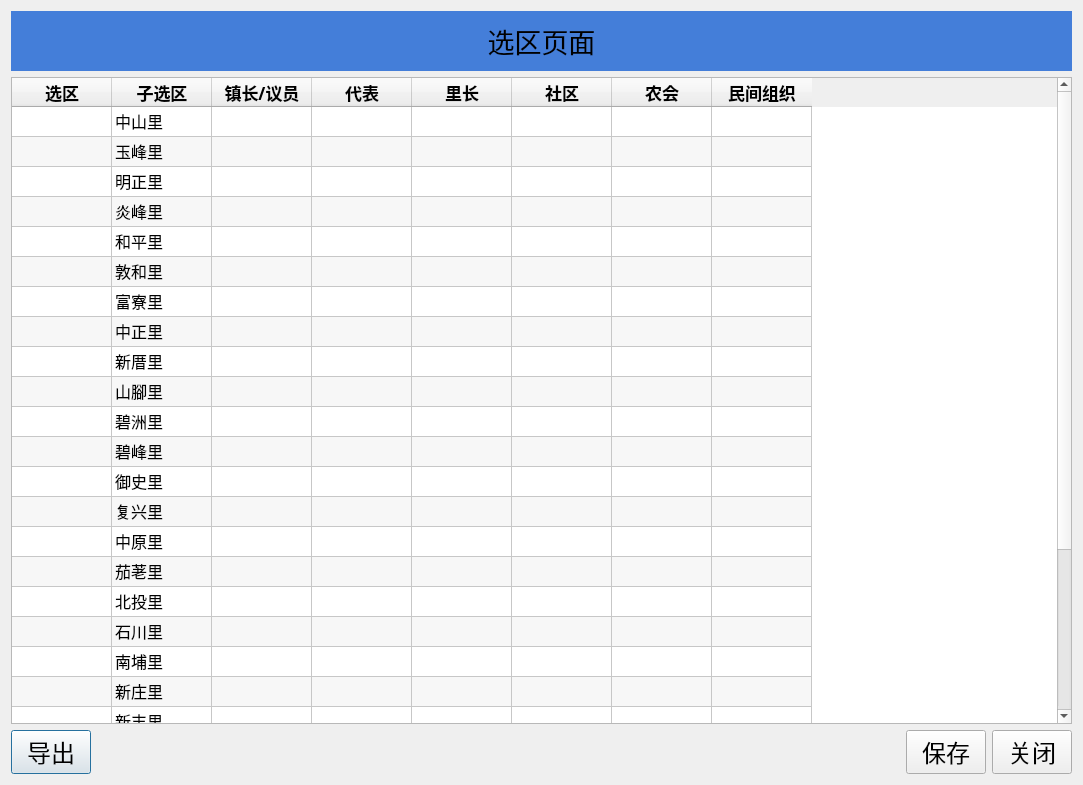
Above: ui/page_elements/zone_detail_page/Detailpage.ui from ArcherLuo233/election-s-prediction before the change. Below: the same form after it.
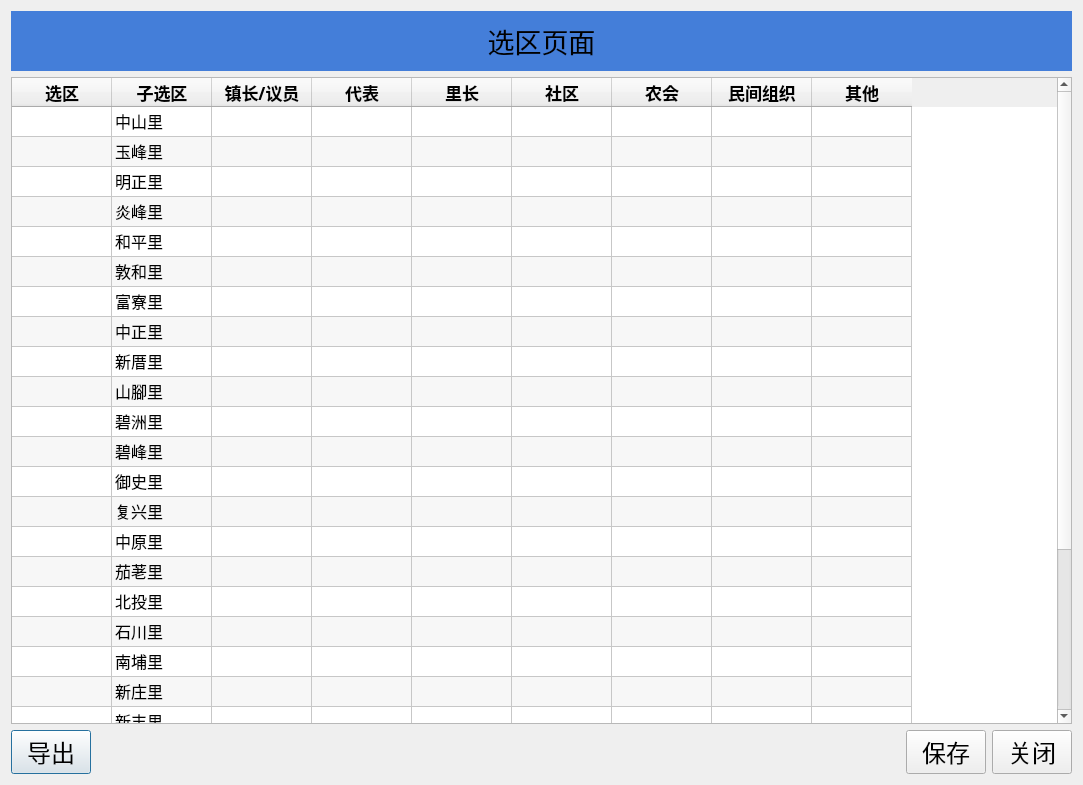
That is the form after the change.

What changed in the file:
```diff
--- a/ui/page_elements/zone_detail_page/Detailpage.ui
+++ b/ui/page_elements/zone_detail_page/Detailpage.ui
@@ -297,6 +297,19 @@
                             </font>
                         </property>
                     </column>
+                    <column>
+                        <property name="text">
+                            <string>其他</string>
+                        </property>
+                        <property name="font">
+                            <font>
+                                <family>黑体</family>
+                                <pointsize>13</pointsize>
+                                <weight>75</weight>
+                                <bold>true</bold>
+                            </font>
+                        </property>
+                    </column>
                     <item row="0" column="1">
                         <property name="text">
                             <string>中山里</string>
```
